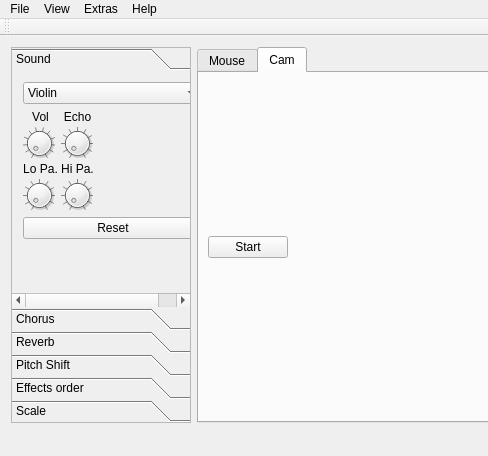
The window that mainwindow.ui (607011/termenvox) describes before a commit, drawn with Qt 5; both pictures show x 0 to 488 and y 0 to 456 of the 975 by 456 pixel window.
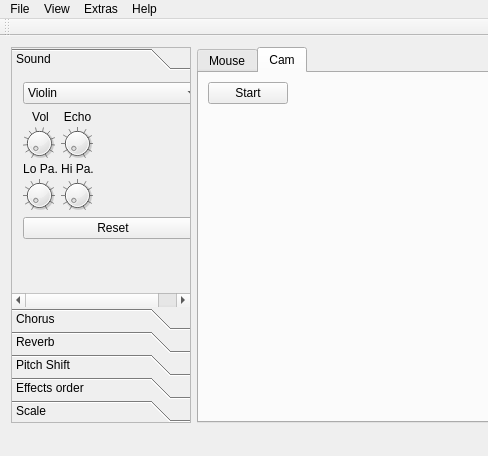
The same window after the commit.

```diff
--- a/mainwindow.ui
+++ b/mainwindow.ui
@@ -1254,6 +1254,19 @@
               </property>
              </widget>
             </item>
+            <item>
+             <spacer name="verticalSpacer_6">
+              <property name="orientation">
+               <enum>Qt::Vertical</enum>
+              </property>
+              <property name="sizeHint" stdset="0">
+               <size>
+                <width>20</width>
+                <height>40</height>
+               </size>
+              </property>
+             </spacer>
+            </item>
            </layout>
           </item>
           <item>
```
Left out of the diff: 6 changed lines with no effect on the pictures.
